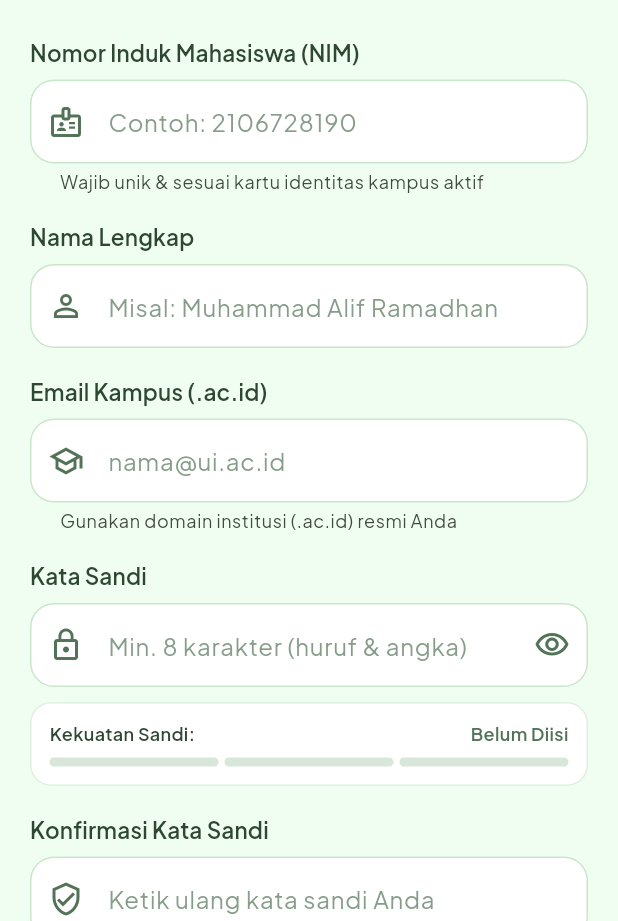
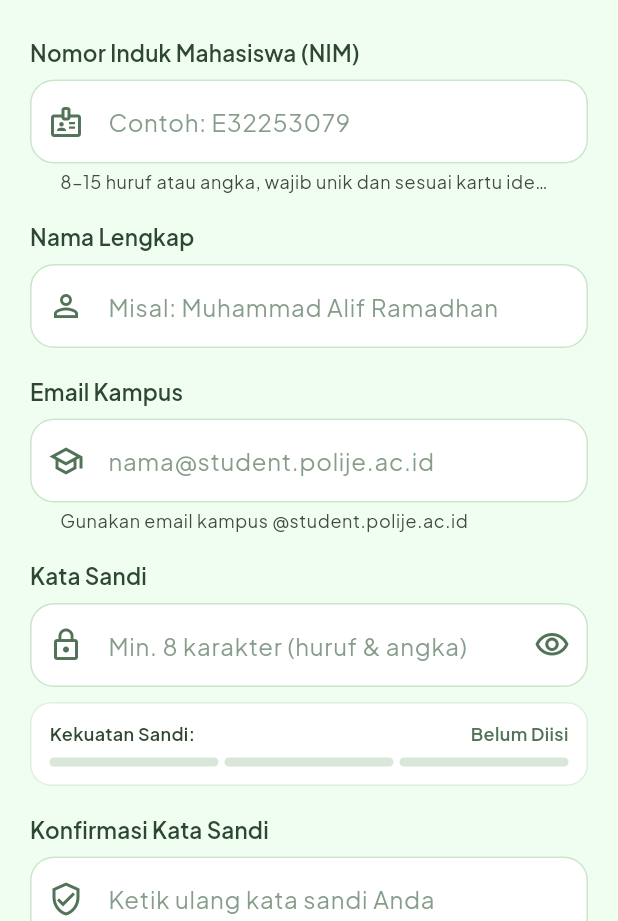
Before and after one commit to ramadhanjp2/smartbin, a Flutter app: the RegisterScreen screen opened by its route, on a phone screen of 412 x 824 dp, the part 315-1236 px from its top. Run offline on Flutter 3.47's test engine with Material 3 defaults, Android fonts, the phone set to English and light mode, and no system bars; our stand-ins replace flutter_riverpod, go_router, google_fonts, shared_preferences; accounts and stored records are empty.

Commit message:
feat: dukung NIM alfanumerik dan email kampus

```diff
--- a/lib/data/mock_smartbin_repository.dart
+++ b/lib/data/mock_smartbin_repository.dart
@@ -7,7 +7,7 @@ import 'smartbin_repository.dart';
 /// supaya pengembangan Flutter tidak menunggu backend dan mesin.
 ///
 /// Akun demo:
-/// - Mahasiswa: NIM `2106728190` atau `ramadhan@ui.ac.id`, sandi `smartbin123`
+/// - Mahasiswa: NIM `2106728190` atau `ramadhan@student.polije.ac.id`, sandi `smartbin123`
 /// - Admin: `admin@ui.ac.id`, sandi `admin1234`
 class MockSmartbinRepository implements SmartbinRepository {
   MockSmartbinRepository({this.latency = const Duration(milliseconds: 700)}) {
@@ -46,7 +46,7 @@ class MockSmartbinRepository implements SmartbinRepository {
         id: 'u-1',
         nim: '2106728190',
         name: 'Muhammad Alif Ramadhan',
-        email: 'ramadhan@ui.ac.id',
+        email: 'ramadhan@student.polije.ac.id',
         role: UserRole.user,
         faculty: 'Mahasiswa Teknik Komputer · UI',
       ),
@@ -266,14 +266,22 @@ class MockSmartbinRepository implements SmartbinRepository {
   @override
   Future<AppUser> register({required String nim, required String name, required String email, required String password}) async {
     await _delay();
-    if (_accounts.containsKey(nim)) {
+    final normalizedNim = nim.trim().toUpperCase();
+    final normalizedEmail = email.trim().toLowerCase();
+    if (!RegExp(r'^[A-Za-z0-9]{8,15}$').hasMatch(normalizedNim)) {
+      throw const AppException('NIM berupa 8–15 huruf atau angka.', field: 'nim');
+    }
+    if (!RegExp(r'^[\w.+-]+@student\.polije\.ac\.id$').hasMatch(normalizedEmail)) {
+      throw const AppException('Gunakan email kampus @student.polije.ac.id.', field: 'email');
+    }
+    if (_accounts.values.any((a) => a.user.nim.toUpperCase() == normalizedNim)) {
       throw const AppException('NIM sudah terdaftar. Silakan masuk dengan akun tersebut.', field: 'nim');
     }
-    if (_accounts.values.any((a) => a.user.email.toLowerCase() == email.toLowerCase())) {
+    if (_accounts.values.any((a) => a.user.email.toLowerCase() == normalizedEmail)) {
       throw const AppException('Email kampus sudah dipakai akun lain.', field: 'email');
     }
-    final user = AppUser(id: 'u-${_accounts.length + 1}', nim: nim, name: name, email: email, role: UserRole.user);
-    _accounts[nim] = (user: user, password: password);
+    final user = AppUser(id: 'u-${_accounts.length + 1}', nim: normalizedNim, name: name, email: normalizedEmail, role: UserRole.user);
+    _accounts[normalizedNim] = (user: user, password: password);
     // Akun baru: saldo kosong, tetapi mesin mungkin sudah mencatat setoran dari KTM ini (tertahan).
     _balance = 0;
     _deposits = _deposits.where((d) => d.isHeld).toList();
--- a/lib/features/auth/login_screen.dart
+++ b/lib/features/auth/login_screen.dart
@@ -102,7 +102,7 @@ class _LoginScreenState extends ConsumerState<LoginScreen> {
                         textInputAction: TextInputAction.next,
                         autofillHints: const [AutofillHints.username],
                         decoration: InputDecoration(
-                          hintText: _admin ? 'admin@ui.ac.id' : 'Contoh: 2106728190 atau nama@ui.ac.id',
+                          hintText: _admin ? 'admin@ui.ac.id' : 'Contoh: E32253079 atau nama@student.polije.ac.id',
                           prefixIcon: const Icon(Icons.badge_outlined),
                           fillColor: p.cardMuted,
                         ),
--- a/lib/features/auth/register_screen.dart
+++ b/lib/features/auth/register_screen.dart
@@ -111,18 +111,19 @@ class _RegisterScreenState extends ConsumerState<RegisterScreen> {
               const FieldLabel('Nomor Induk Mahasiswa (NIM)'),
               TextFormField(
                 controller: _nim,
-                keyboardType: TextInputType.number,
+                keyboardType: TextInputType.text,
+                textCapitalization: TextCapitalization.characters,
                 textInputAction: TextInputAction.next,
                 decoration: const InputDecoration(
-                  hintText: 'Contoh: 2106728190',
+                  hintText: 'Contoh: E32253079',
                   prefixIcon: Icon(Icons.badge_outlined),
-                  helperText: 'Wajib unik & sesuai kartu identitas kampus aktif',
+                  helperText: '8–15 huruf atau angka, wajib unik dan sesuai kartu identitas kampus aktif',
                 ),
                 validator: (v) {
                   if (_serverErrors['nim'] != null) return _serverErrors['nim'];
                   final s = v?.trim() ?? '';
                   if (s.isEmpty) return 'NIM wajib diisi';
-                  if (!RegExp(r'^\d{8,15}$').hasMatch(s)) return 'NIM berupa 8–15 digit angka';
+                  if (!RegExp(r'^[A-Za-z0-9]{8,15}$').hasMatch(s)) return 'NIM berupa 8–15 huruf atau angka';
                   return null;
                 },
               ),
@@ -137,21 +138,23 @@ class _RegisterScreenState extends ConsumerState<RegisterScreen> {
                 validator: (v) => (v?.trim().length ?? 0) < 3 ? 'Nama minimal 3 karakter' : null,
               ),
               const SizedBox(height: 18),
-              const FieldLabel('Email Kampus (.ac.id)'),
+              const FieldLabel('Email Kampus'),
               TextFormField(
                 controller: _email,
                 keyboardType: TextInputType.emailAddress,
                 textInputAction: TextInputAction.next,
                 autofillHints: const [AutofillHints.email],
                 decoration: const InputDecoration(
-                  hintText: 'nama@ui.ac.id',
+                  hintText: 'nama@student.polije.ac.id',
                   prefixIcon: Icon(Icons.school_outlined),
-                  helperText: 'Gunakan domain institusi (.ac.id) resmi Anda',
+                  helperText: 'Gunakan email kampus @student.polije.ac.id',
                 ),
                 validator: (v) {
                   if (_serverErrors['email'] != null) return _serverErrors['email'];
                   final s = v?.trim() ?? '';
-                  if (!RegExp(r'^[\w.+-]+@[\w-]+(\.[\w-]+)*\.ac\.id$').hasMatch(s)) return 'Masukkan email kampus berakhiran .ac.id';
+                  if (!RegExp(r'^[\w.+-]+@student\.polije\.ac\.id$', caseSensitive: false).hasMatch(s)) {
+                    return 'Gunakan email kampus @student.polije.ac.id';
+                  }
                   return null;
                 },
               ),
```
Also changed, not shown: 6 other files.
